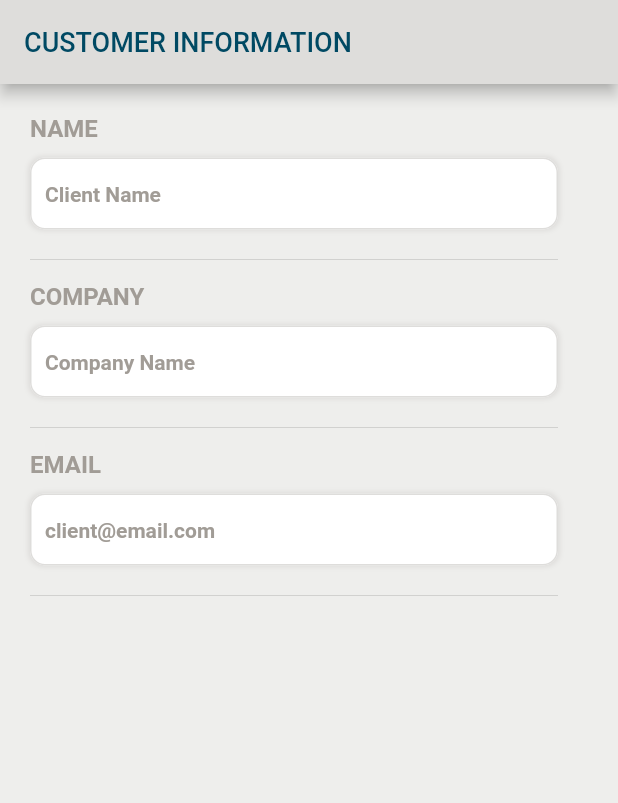
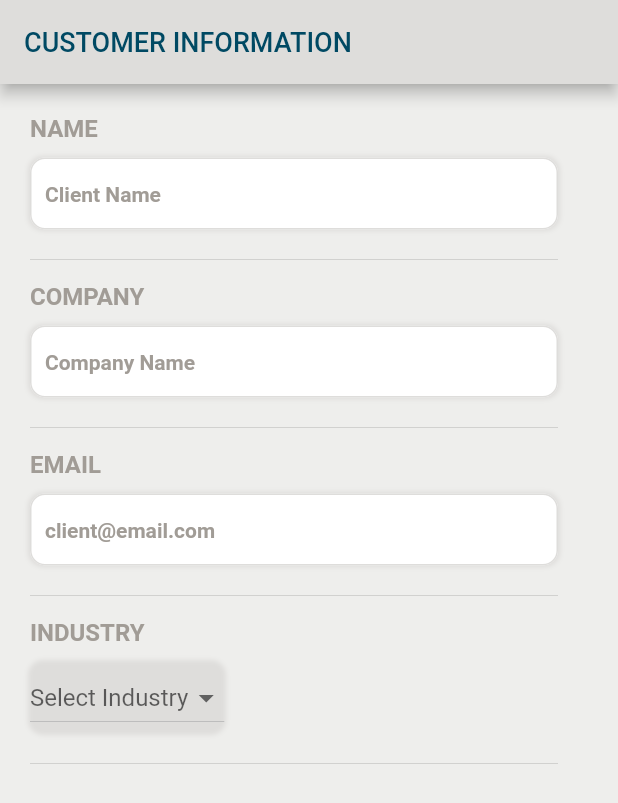
Before and after one commit to SonQBChau/brand_root_solution, a Flutter app: the screen it shows after launch, on a phone screen of 412 x 824 dp. Shown: the top 803 px of the screen. Run offline on Flutter 3.47's test engine with Material 2 defaults, Android fonts, the phone set to English and light mode, and no system bars.

Commit message:
add industry widget

```diff
--- a/lib/screens/customer_info_page.dart
+++ b/lib/screens/customer_info_page.dart
@@ -24,15 +24,16 @@ class CustomerInfoPage extends StatelessWidget {
   List<Widget> _buildFormWidgets() {
     List<Widget> formWidget = new List();
 
-    formWidget.add(ClientName());
-    formWidget.add(CompanyName());
-    formWidget.add(Email());
+    formWidget.add(ClientNameWidget());
+    formWidget.add(CompanyNameWidget());
+    formWidget.add(EmailWidget());
+    formWidget.add(IndustryWidget());
 
     return formWidget;
   }
 }
 
-class ClientName extends StatelessWidget {
+class ClientNameWidget extends StatelessWidget {
   @override
   Widget build(BuildContext context) {
     return Padding(
@@ -89,7 +90,7 @@ class ClientName extends StatelessWidget {
   }
 }
 
-class CompanyName extends StatelessWidget {
+class CompanyNameWidget extends StatelessWidget {
   @override
   Widget build(BuildContext context) {
     return Padding(
@@ -146,7 +147,7 @@ class CompanyName extends StatelessWidget {
   }
 }
 
-class Email extends StatelessWidget {
+class EmailWidget extends StatelessWidget {
   @override
   Widget build(BuildContext context) {
     return Padding(
@@ -202,3 +203,63 @@ class Email extends StatelessWidget {
     );
   }
 }
+
+class IndustryWidget extends StatelessWidget {
+
+  List<DropdownMenuItem<int>> industryList = [
+    DropdownMenuItem(
+      child: new Text('Refining'),
+      value: 0,
+    ),
+    DropdownMenuItem(
+      child: new Text('Drilling'),
+      value: 0,
+    ),
+    DropdownMenuItem(
+      child: new Text('Oiling'),
+      value: 0,
+    ),
+
+  ];
+
+
+  @override
+  Widget build(BuildContext context) {
+    return Padding(
+      padding: const EdgeInsets.only(left: 20, right: 40, top: 0, bottom: 0),
+      child: Column(
+        crossAxisAlignment: CrossAxisAlignment.start,
+        children: <Widget>[
+          Text(
+            'INDUSTRY',
+            style: TextStyle(
+                color: colorGrey, fontWeight: FontWeight.bold, fontSize: 16),
+          ),
+          SizedBox(
+            height: 10,
+          ),
+          Container(
+            decoration: BoxDecoration(
+              boxShadow: [
+                BoxShadow(
+                  color: colorGrey20,
+                  blurRadius: 2.0, // has the effect of softening the shadow
+                  spreadRadius: 1.0, // has the effect of extending the shadow
+                )
+              ],
+              borderRadius: BorderRadius.circular(10),
+            ),
+            child: DropdownButton(
+                hint: new Text('Select Industry'),
+                items: industryList,
+                onChanged: (value){
+                  print(value);
+                }),
+          ),
+          SizedBox(height: 5,),
+          Divider(height: 30,),
+        ],
+      ),
+    );
+  }
+}
```
